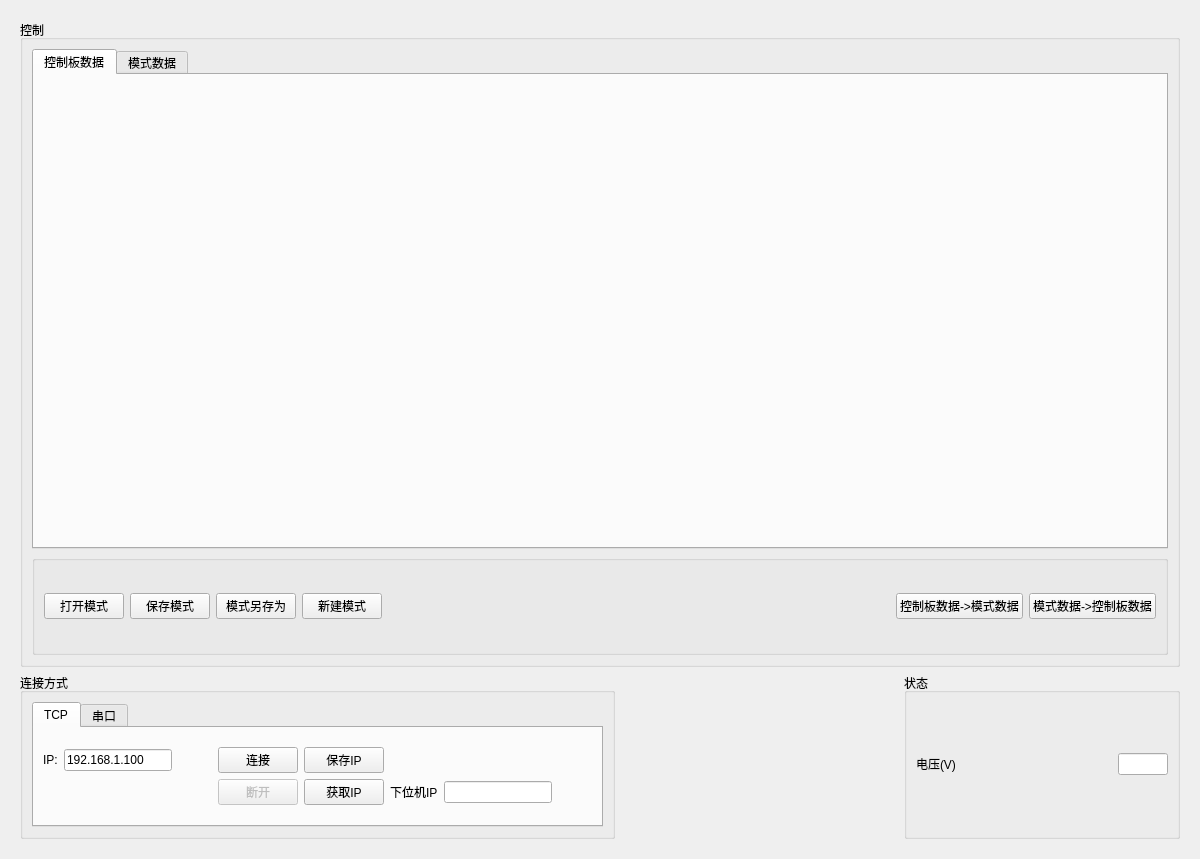
The window that FlexControlSystem/FlexControlSystem/controlwidget.ui (SA-Dynamics/Outsourcing) describes before a commit, drawn with Qt 5.
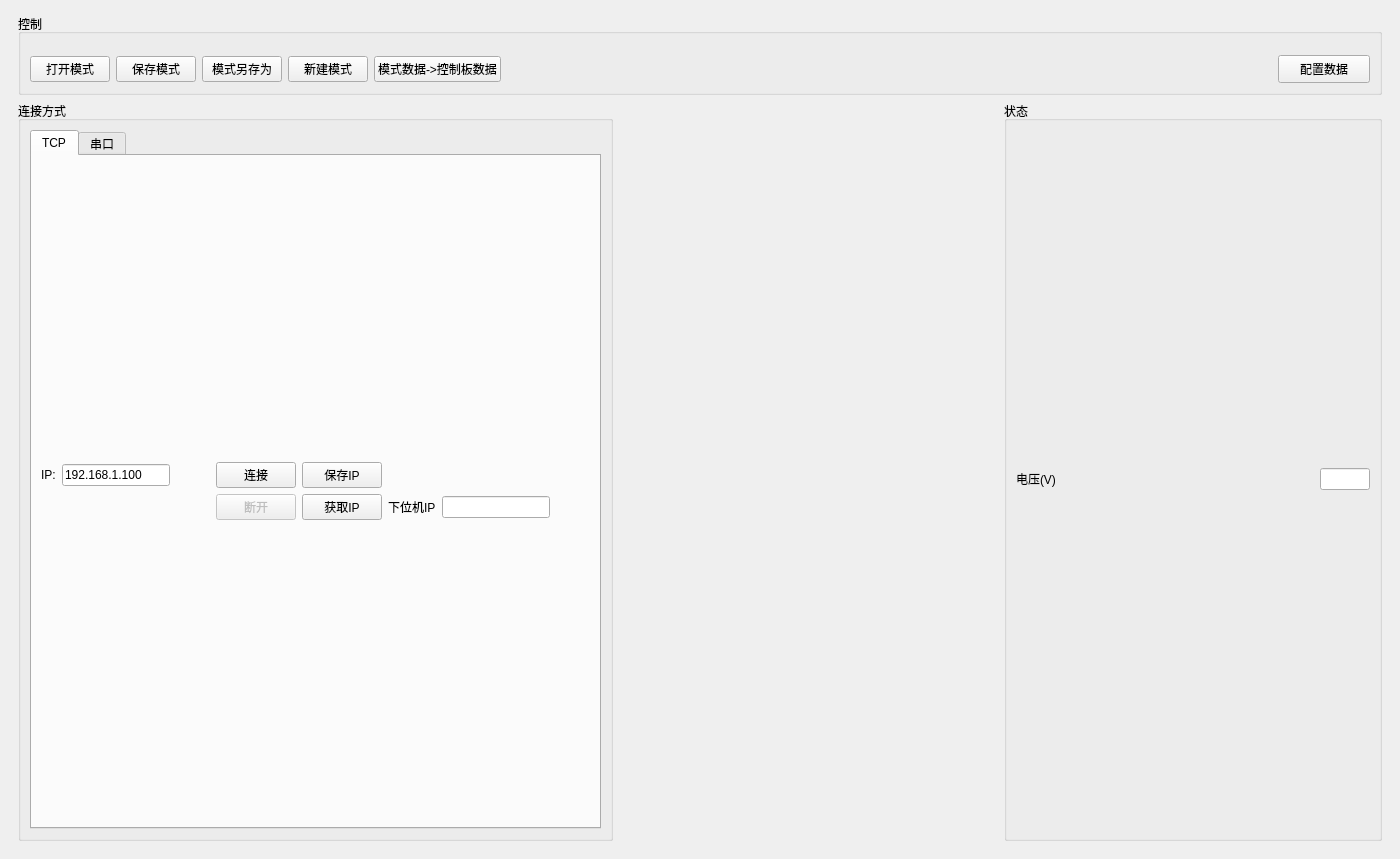
The same window after the commit. Custom widgets are drawn as their Qt base class.

```diff
--- a/FlexControlSystem/FlexControlSystem/controlwidget.ui
+++ b/FlexControlSystem/FlexControlSystem/controlwidget.ui
@@ -6,13 +6,13 @@
    <rect>
     <x>0</x>
     <y>0</y>
-    <width>1200</width>
+    <width>1400</width>
     <height>859</height>
    </rect>
   </property>
   <property name="minimumSize">
    <size>
-    <width>1000</width>
+    <width>1300</width>
     <height>740</height>
    </size>
   </property>
@@ -20,7 +20,25 @@
    <string>FlexControlSystem</string>
   </property>
   <layout class="QGridLayout" name="gridLayoutMain">
+   <property name="leftMargin">
+    <number>0</number>
+   </property>
+   <property name="topMargin">
+    <number>0</number>
+   </property>
+   <property name="rightMargin">
+    <number>0</number>
+   </property>
+   <property name="bottomMargin">
+    <number>0</number>
+   </property>
+   <property name="spacing">
+    <number>0</number>
+   </property>
    <item row="0" column="0">
+    <widget class="TitleBar" name="titleBar" native="true"/>
+   </item>
+   <item row="1" column="0">
     <widget class="QScrollArea" name="scrollAreaMain">
      <property name="frameShape">
       <enum>QFrame::NoFrame</enum>
@@ -33,13 +51,58 @@
        <rect>
         <x>0</x>
         <y>0</y>
-        <width>1182</width>
-        <height>841</height>
+        <width>1400</width>
+        <height>859</height>
        </rect>
       </property>
       <layout class="QGridLayout" name="gridLayout_2">
+       <property name="leftMargin">
+        <number>18</number>
+       </property>
+       <property name="topMargin">
+        <number>14</number>
+       </property>
+       <property name="rightMargin">
+        <number>18</number>
+       </property>
+       <property name="bottomMargin">
+        <number>18</number>
+       </property>
        <item row="0" column="0">
         <layout class="QGridLayout" name="gridLayout">
+         <item row="1" column="2">
+          <widget class="QGroupBox" name="groupBox_3">
+           <property name="title">
+            <string>状态</string>
+           </property>
+           <layout class="QGridLayout" name="gridLayout_18">
+            <item row="0" column="0">
+             <layout class="QGridLayout" name="gridLayout_17">
+              <item row="0" column="0">
+               <widget class="QLabel" name="label_4">
+                <property name="layoutDirection">
+                 <enum>Qt::RightToLeft</enum>
+                </property>
+                <property name="text">
+                 <string>电压(V)</string>
+                </property>
+               </widget>
+              </item>
+              <item row="0" column="1">
+               <widget class="QLineEdit" name="leVoltage">
+                <property name="maximumSize">
+                 <size>
+                  <width>50</width>
+                  <height>16777215</height>
+                 </size>
+                </property>
+               </widget>
+              </item>
+             </layout>
+            </item>
+           </layout>
+          </widget>
+         </item>
          <item row="1" column="0">
           <widget class="QGroupBox" name="groupBox">
            <property name="maximumSize">
@@ -226,14 +289,21 @@
            </layout>
           </widget>
          </item>
+         <item row="1" column="1">
+          <spacer name="horizontalSpacer_5">
+           <property name="orientation">
+            <enum>Qt::Horizontal</enum>
+           </property>
+           <property name="sizeHint" stdset="0">
+            <size>
+             <width>40</width>
+             <height>20</height>
+            </size>
+           </property>
+          </spacer>
+         </item>
          <item row="0" column="0" colspan="3">
           <widget class="QGroupBox" name="groupBox_2">
-           <property name="minimumSize">
-            <size>
-             <width>0</width>
-             <height>600</height>
-            </size>
-           </property>
            <property name="title">
             <string>控制</string>
            </property>
@@ -241,22 +311,8 @@
             <item row="0" column="0">
              <layout class="QGridLayout" name="gridLayout_9">
               <item row="0" column="0">
-               <widget class="QTabWidget" name="tabPanel">
-                <property name="minimumSize">
-                 <size>
-                  <width>0</width>
-                  <height>500</height>
-                 </size>
-                </property>
-                <property name="currentIndex">
-                 <number>0</number>
-                </property>
-                <widget class="QWidget" name="tabControl">
-                 <attribute name="title">
-                  <string>控制板数据</string>
-                 </attribute>
                  <layout class="QGridLayout" name="gridLayout_12">
-                  <item row="0" column="0">
+                <item row="0" column="1">
                    <layout class="QGridLayout" name="gridLayout_11">
                     <item row="0" column="0">
                      <widget class="QWidget" name="ControlTabWidget" native="true">
@@ -271,11 +327,8 @@
                    </layout>
                   </item>
                  </layout>
-                </widget>
-                <widget class="QWidget" name="tabMode">
-                 <attribute name="title">
-                  <string>模式数据</string>
-                 </attribute>
+              </item>
+              <item row="1" column="0">
                  <layout class="QGridLayout" name="gridLayout_14">
                   <item row="0" column="0">
                    <layout class="QGridLayout" name="gridLayout_13">
@@ -285,123 +338,63 @@
                    </layout>
                   </item>
                  </layout>
-                </widget>
-               </widget>
+              </item>
+             </layout>
               </item>
               <item row="1" column="0">
-               <widget class="QGroupBox" name="groupBox_4">
-                <property name="minimumSize">
-                 <size>
-                  <width>0</width>
-                  <height>100</height>
-                 </size>
-                </property>
-                <property name="title">
-                 <string/>
-                </property>
-                <layout class="QGridLayout" name="gridLayout_16">
-                 <item row="0" column="0">
-                  <layout class="QGridLayout" name="gridLayout_15">
-                   <item row="0" column="3">
-                    <widget class="QPushButton" name="pbNewMode">
-                     <property name="text">
-                      <string>新建模式</string>
-                     </property>
-                    </widget>
-                   </item>
-                   <item row="0" column="5">
-                    <widget class="QPushButton" name="pbControl2Mode">
-                     <property name="text">
-                      <string>控制板数据-&gt;模式数据</string>
-                     </property>
-                    </widget>
-                   </item>
-                   <item row="0" column="0">
+             <layout class="QHBoxLayout" name="hLayoutConfigEntry">
+              <item>
                     <widget class="QPushButton" name="pbOpenMode">
+                <property name="visible">
+                 <bool>false</bool>
+                </property>
                      <property name="text">
                       <string>打开模式</string>
                      </property>
                     </widget>
                    </item>
-                   <item row="0" column="4">
-                    <spacer name="horizontalSpacer_4">
-                     <property name="orientation">
-                      <enum>Qt::Horizontal</enum>
-                     </property>
-                     <property name="sizeHint" stdset="0">
-                      <size>
-                       <width>40</width>
-                       <height>20</height>
-                      </size>
-                     </property>
-                    </spacer>
-                   </item>
-                   <item row="0" column="1">
+              <item>
                     <widget class="QPushButton" name="pbSaveMode">
+                <property name="visible">
+                 <bool>false</bool>
+                </property>
                      <property name="text">
                       <string>保存模式</string>
                      </property>
                     </widget>
                    </item>
-                   <item row="0" column="2">
+              <item>
                     <widget class="QPushButton" name="pbSaveModeAs">
+                <property name="visible">
+                 <bool>false</bool>
+                </property>
                      <property name="text">
                       <string>模式另存为</string>
                      </property>
                     </widget>
                    </item>
-                   <item row="0" column="6">
+              <item>
+               <widget class="QPushButton" name="pbNewMode">
+                <property name="visible">
+                 <bool>false</bool>
+                </property>
+                <property name="text">
+                 <string>新建模式</string>
+                </property>
+               </widget>
+              </item>
+              <item>
                     <widget class="QPushButton" name="pbMode2Control">
+                <property name="visible">
+                 <bool>false</bool>
+                </property>
                      <property name="text">
                       <string>模式数据-&gt;控制板数据</string>
                      </property>
                     </widget>
                    </item>
-                  </layout>
-                 </item>
-                </layout>
-               </widget>
-              </item>
-             </layout>
-            </item>
-           </layout>
-          </widget>
-         </item>
-         <item row="1" column="2">
-          <widget class="QGroupBox" name="groupBox_3">
-           <property name="title">
-            <string>状态</string>
-           </property>
-           <layout class="QGridLayout" name="gridLayout_18">
-            <item row="0" column="0">
-             <layout class="QGridLayout" name="gridLayout_17">
-              <item row="0" column="0">
-               <widget class="QLabel" name="label_4">
-                <property name="layoutDirection">
-                 <enum>Qt::RightToLeft</enum>
-                </property>
-                <property name="text">
-                 <string>电压(V)</string>
-                </property>
-               </widget>
-              </item>
-              <item row="0" column="1">
-               <widget class="QLineEdit" name="leVoltage">
-                <property name="maximumSize">
-                 <size>
-                  <width>50</width>
-                  <height>16777215</height>
-                 </size>
-                </property>
-               </widget>
-              </item>
-             </layout>
-            </item>
-           </layout>
-          </widget>
-         </item>
-         <item row="1" column="1">
-          <spacer name="horizontalSpacer_5">
+              <item>
+               <spacer name="horizontalSpacer_4">
            <property name="orientation">
             <enum>Qt::Horizontal</enum>
            </property>
@@ -413,14 +406,39 @@
            </property>
           </spacer>
          </item>
+              <item>
+               <widget class="QPushButton" name="pbControl2Mode">
+                <property name="minimumSize">
+                 <size>
+                  <width>92</width>
+                  <height>28</height>
+                 </size>
+                </property>
+                <property name="text">
+                 <string>配置数据</string>
+                </property>
+               </widget>
+              </item>
         </layout>
        </item>
       </layout>
      </widget>
-    </widget>
+         </item>
+        </layout>
+       </item>
+      </layout>
+     </widget>
+    </widget>
    </item>
   </layout>
  </widget>
+ <customwidgets>
+  <customwidget>
+   <class>TitleBar</class>
+   <extends>QWidget</extends>
+   <header>titlebar.h</header>
+  </customwidget>
+ </customwidgets>
  <resources/>
  <connections/>
 </ui>
```
Lines whose indentation alone changed are shown as unchanged.
